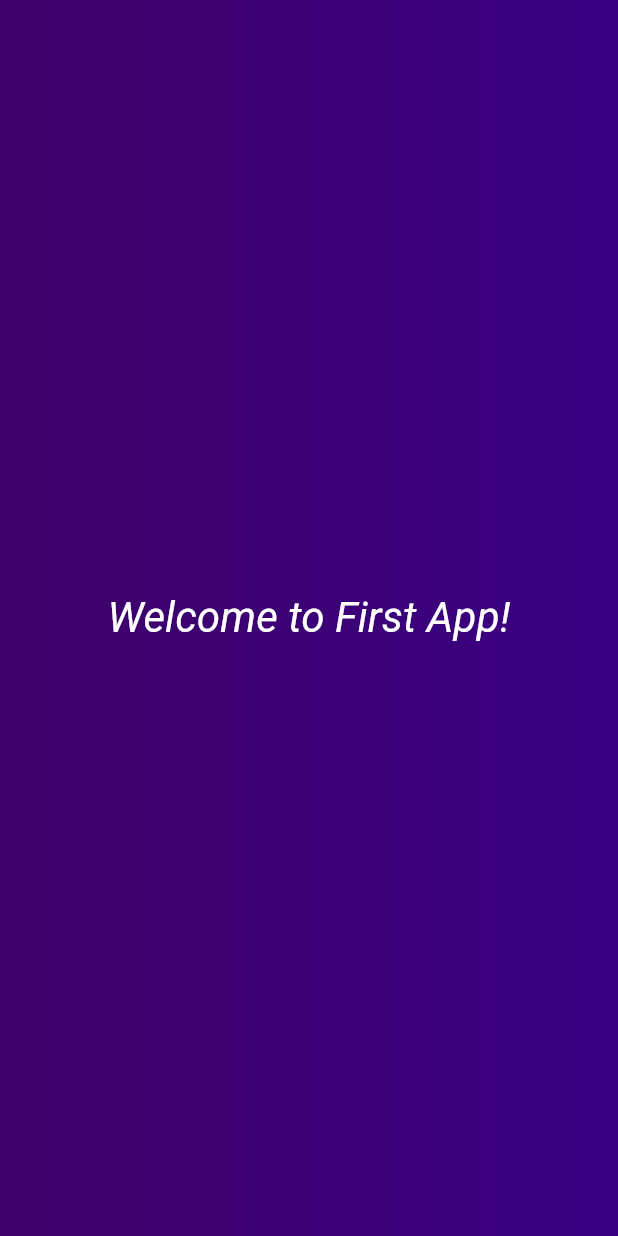
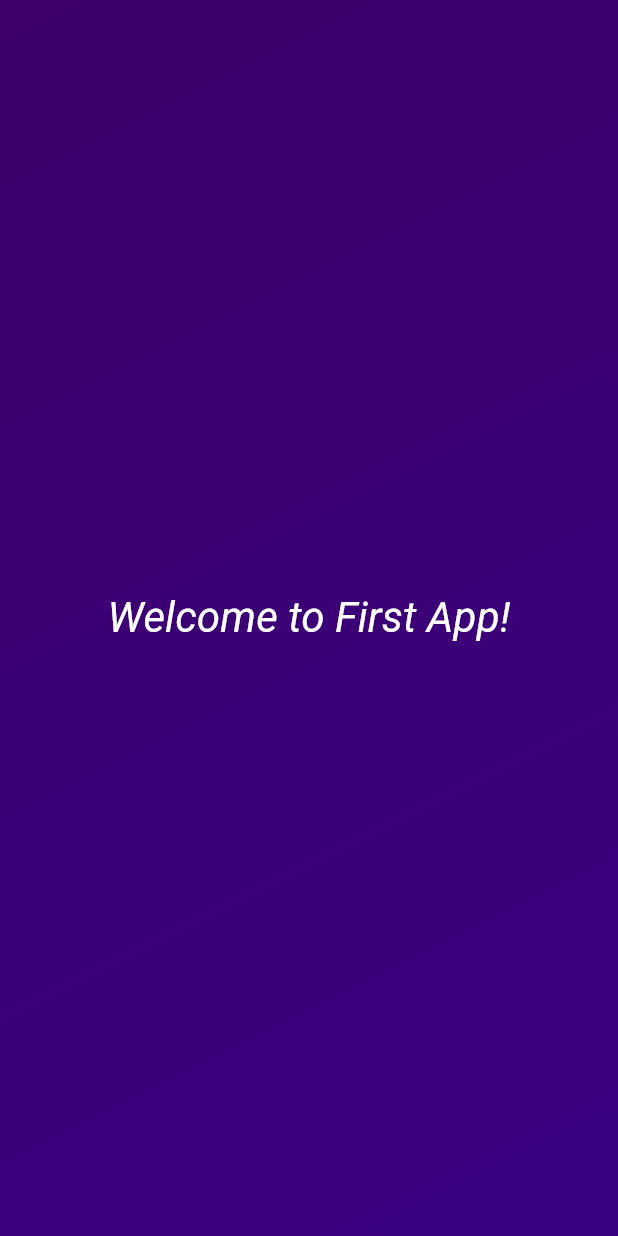
Before and after one commit to abdhulla-k/LOADING-DART, a Flutter app: the screen it shows after launch, on a phone screen of 412 x 824 dp. Run offline on Flutter 3.47's test engine with Material 2 defaults, Android fonts, the phone set to English and light mode, and no system bars.

Commit message:
learned variable declaration in dart. passed arguments to custome widget instead of using default text

```diff
--- a/lib/gradient_container.dart
+++ b/lib/gradient_container.dart
@@ -1,6 +1,10 @@
 import 'package:flutter/material.dart';
 
 import 'package:first_app/styled_text.dart';
+
+// using variables
+var startAlignment = Alignment.topLeft;
+var endAlignment = Alignment.bottomRight;
 
 class GradientContainer extends StatelessWidget {
   // One of the way of writing constructor and calling super in dart
@@ -9,16 +13,18 @@ class GradientContainer extends StatelessWidget {
   @override
   Widget build(context) {
     return Container(
-      decoration: const BoxDecoration(
+      decoration: BoxDecoration(
         gradient: LinearGradient(
-          colors: [
+          colors: const [
             Color.fromARGB(255, 62, 0, 104),
             Color.fromARGB(255, 57, 0, 131),
           ],
+          begin: startAlignment,
+          end: endAlignment,
         ),
       ),
       child: const Center(
-        child: StyledText(),
+        child: StyledText('Welcome to First App!'),
       ),
     );
   }
--- a/lib/styled_text.dart
+++ b/lib/styled_text.dart
@@ -2,16 +2,19 @@ import 'package:flutter/material.dart';
 
 class StyledText extends StatelessWidget {
   // One of the way of writing constructor and calling super in dart
-  const StyledText({key}) : super(key: key);
+  const StyledText(this.text, {key}) : super(key: key);
+
+  final String text;
 
   @override
   Widget build(BuildContext context) {
-    return const Text(
-        style: TextStyle(
-          color: Colors.white,
-          fontStyle: FontStyle.italic,
-          fontSize: 28.0,
-        ),
-        'Welcome to First App!');
+    return Text(
+      text,
+      style: const TextStyle(
+        color: Colors.white,
+        fontStyle: FontStyle.italic,
+        fontSize: 28.0,
+      ),
+    );
   }
 }
```
